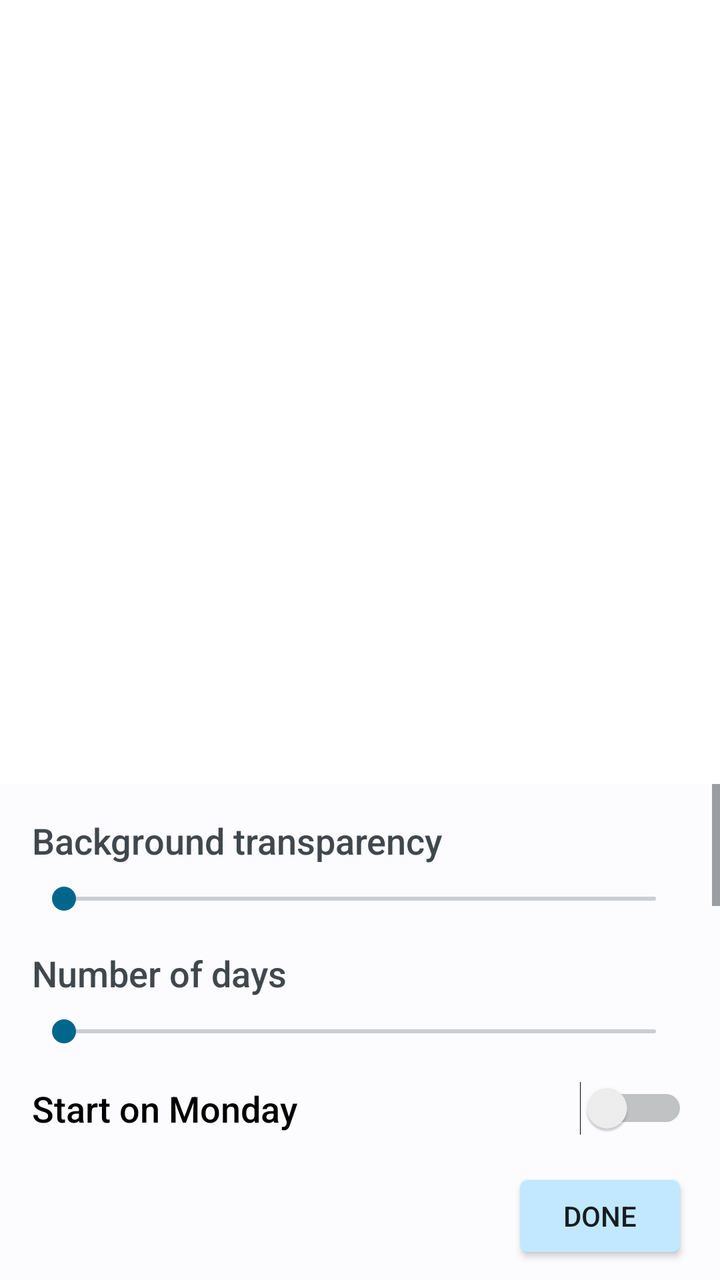
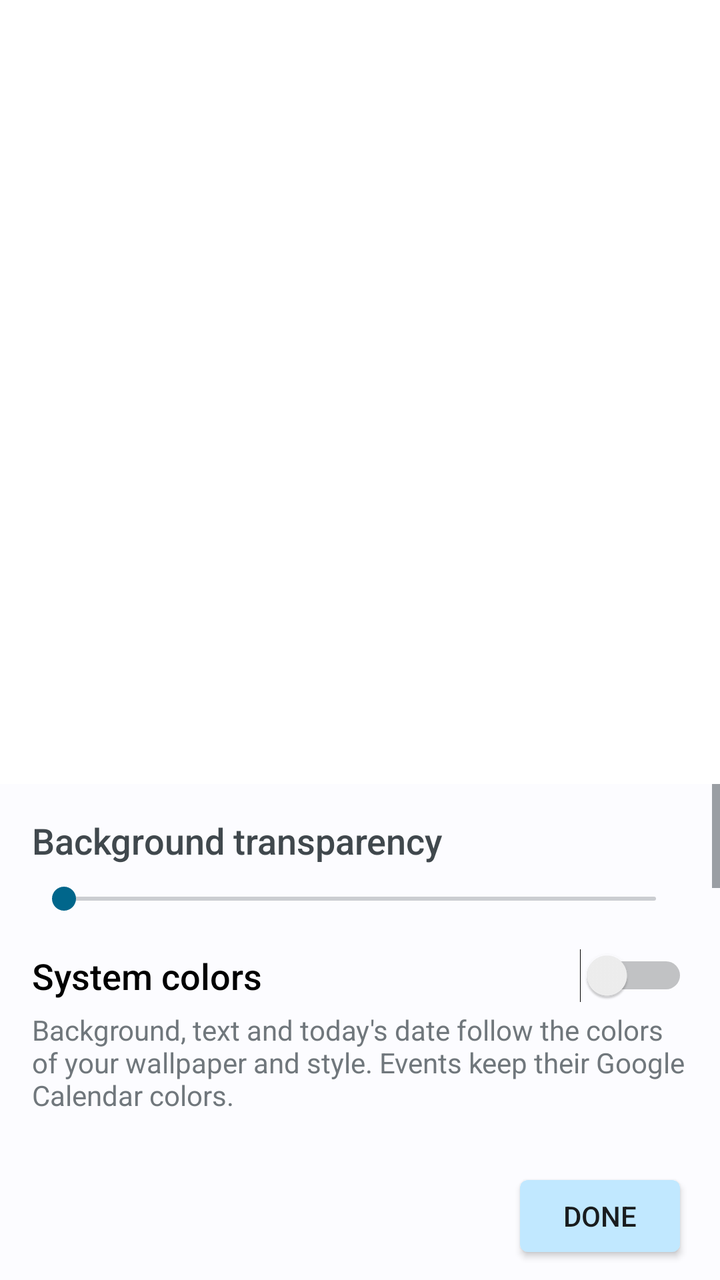

An Android layout rendered at two revisions. The XML below is the earlier revision; the diff shows what the commit changed to produce the second picture.
<!-- AndroidManifest.xml: activity theme Theme.HourByHour.WidgetSettings -->
<!-- res/layout/activity_widget_settings.xml -->
<?xml version="1.0" encoding="utf-8"?>
<LinearLayout xmlns:android="http://schemas.android.com/apk/res/android"
    android:layout_width="match_parent"
    android:layout_height="match_parent"
    android:fitsSystemWindows="true"
    android:orientation="vertical">

    <FrameLayout
        android:id="@+id/preview"
        android:layout_width="match_parent"
        android:layout_height="360dp"
        android:layout_margin="16dp" />

    <ScrollView
        android:layout_width="match_parent"
        android:layout_height="0dp"
        android:layout_weight="1"
        android:background="?android:attr/colorBackground">

        <LinearLayout
            android:layout_width="match_parent"
            android:layout_height="wrap_content"
            android:orientation="vertical"
            android:padding="16dp">

            <LinearLayout
                android:layout_width="match_parent"
                android:layout_height="wrap_content"
                android:orientation="horizontal">

                <TextView
                    android:layout_width="0dp"
                    android:layout_height="wrap_content"
                    android:layout_weight="1"
                    android:labelFor="@id/transparency"
                    android:text="@string/transparency_label"
                    android:textAppearance="?android:attr/textAppearanceMedium" />

                <TextView
                    android:id="@+id/transparency_value"
                    android:layout_width="wrap_content"
                    android:layout_height="wrap_content"
                    android:textAppearance="?android:attr/textAppearanceMedium" />
            </LinearLayout>

            <SeekBar
                android:id="@+id/transparency"
                android:layout_width="match_parent"
                android:layout_height="wrap_content"
                android:layout_marginTop="8dp" />

            <LinearLayout
                android:layout_width="match_parent"
                android:layout_height="wrap_content"
                android:layout_marginTop="16dp"
                android:orientation="horizontal">

                <TextView
                    android:layout_width="0dp"
                    android:layout_height="wrap_content"
                    android:layout_weight="1"
                    android:labelFor="@id/day_count"
                    android:text="@string/day_count_label"
                    android:textAppearance="?android:attr/textAppearanceMedium" />

                <TextView
                    android:id="@+id/day_count_value"
                    android:layout_width="wrap_content"
                    android:layout_height="wrap_content"
                    android:textAppearance="?android:attr/textAppearanceMedium" />
            </LinearLayout>

            <SeekBar
                android:id="@+id/day_count"
                android:layout_width="match_parent"
                android:layout_height="wrap_content"
                android:layout_marginTop="8dp" />

            <Switch
                android:id="@+id/start_on_monday"
                android:layout_width="match_parent"
                android:layout_height="wrap_content"
                android:layout_marginTop="16dp"
                android:text="@string/start_on_monday"
                android:textAppearance="?android:attr/textAppearanceMedium" />

            <TextView
                android:id="@+id/start_on_monday_hint"
                android:layout_width="match_parent"
                android:layout_height="wrap_content"
                android:layout_marginTop="4dp"
                android:text="@string/start_on_monday_hint"
                android:textAppearance="?android:attr/textAppearanceSmall" />

            <Switch
                android:id="@+id/custom_hours"
                android:layout_width="match_parent"
                android:layout_height="wrap_content"
                android:layout_marginTop="16dp"
                android:text="@string/custom_hours"
                android:textAppearance="?android:attr/textAppearanceMedium" />

            <TextView
                android:layout_width="match_parent"
                android:layout_height="wrap_content"
                android:layout_marginTop="4dp"
                android:text="@string/custom_hours_hint"
                android:textAppearance="?android:attr/textAppearanceSmall" />

            <LinearLayout
                android:layout_width="match_parent"
                android:layout_height="wrap_content"
                android:layout_marginTop="8dp"
                android:orientation="horizontal">

                <TextView
                    android:layout_width="0dp"
                    android:layout_height="wrap_content"
                    android:layout_weight="1"
                    android:labelFor="@id/hours_from"
                    android:text="@string/hours_from_label"
                    android:textAppearance="?android:attr/textAppearanceMedium" />

                <TextView
                    android:id="@+id/hours_from_value"
                    android:layout_width="wrap_content"
                    android:layout_height="wrap_content"
                    android:textAppearance="?android:attr/textAppearanceMedium" />
            </LinearLayout>

            <SeekBar
                android:id="@+id/hours_from"
                android:layout_width="match_parent"
                android:layout_height="wrap_content"
                android:layout_marginTop="8dp" />

            <LinearLayout
                android:layout_width="match_parent"
                android:layout_height="wrap_content"
                android:layout_marginTop="8dp"
                android:orientation="horizontal">

                <TextView
                    android:layout_width="0dp"
                    android:layout_height="wrap_content"
                    android:layout_weight="1"
                    android:labelFor="@id/hours_to"
                    android:text="@string/hours_to_label"
                    android:textAppearance="?android:attr/textAppearanceMedium" />

                <TextView
                    android:id="@+id/hours_to_value"
                    android:layout_width="wrap_content"
                    android:layout_height="wrap_content"
                    android:textAppearance="?android:attr/textAppearanceMedium" />
            </LinearLayout>

            <SeekBar
                android:id="@+id/hours_to"
                android:layout_width="match_parent"
                android:layout_height="wrap_content"
                android:layout_marginTop="8dp" />

            <TextView
                android:layout_width="match_parent"
                android:layout_height="wrap_content"
                android:layout_marginTop="24dp"
                android:text="@string/calendars_label"
                android:textAppearance="?android:attr/textAppearanceMedium" />

            
            <LinearLayout
                android:id="@+id/calendars"
                android:layout_width="match_parent"
                android:layout_height="wrap_content"
                android:layout_marginTop="4dp"
                android:orientation="vertical" />

            <TextView
                android:layout_width="match_parent"
                android:layout_height="wrap_content"
                android:layout_marginTop="4dp"
                android:text="@string/calendars_hint"
                android:textAppearance="?android:attr/textAppearanceSmall" />
        </LinearLayout>
    </ScrollView>

    <FrameLayout
        android:layout_width="match_parent"
        android:layout_height="wrap_content"
        android:background="?android:attr/colorBackground"
        android:paddingHorizontal="16dp"
        android:paddingVertical="8dp">

        <Button
            android:id="@+id/done"
            android:layout_width="wrap_content"
            android:layout_height="wrap_content"
            android:layout_gravity="end"
            android:text="@string/done" />
    </FrameLayout>
</LinearLayout>
<!-- resources referenced by this layout -->
<resources>
  <string name="calendars_hint">If you just created a calendar and it is not here, open Google Calendar and tap Refresh in its menu: the phone downloads new calendars only now and then.</string>
  <string name="calendars_label">Calendars</string>
  <string name="custom_hours">Custom hours</string>
  <string name="custom_hours_hint">Shows at least these hours. An event outside them widens the grid, so none is hidden. When off, the hours fit the events.</string>
  <string name="day_count_label">Number of days</string>
  <string name="done">Done</string>
  <string name="hours_from_label">From</string>
  <string name="hours_to_label">To</string>
  <string name="start_on_monday">Start on Monday</string>
  <string name="start_on_monday_hint">With 5 days or more: shows the week from Monday. Once the chosen days are over, shows the next week.</string>
  <string name="transparency_label">Background transparency</string>
  <style name="Theme.HourByHour.WidgetSettings">
          <item name="android:windowShowWallpaper">true</item>
          <item name="android:windowBackground">@android:color/transparent</item>
      </style>
</resources>

<!-- the commit's change to res/layout/activity_widget_settings.xml (unified diff, before → after) -->
@@ -48,6 +48,21 @@
                 android:layout_width="match_parent"
                 android:layout_height="wrap_content"
                 android:layout_marginTop="8dp" />
+
+            <Switch
+                android:id="@+id/system_colors"
+                android:layout_width="match_parent"
+                android:layout_height="wrap_content"
+                android:layout_marginTop="16dp"
+                android:text="@string/system_colors"
+                android:textAppearance="?android:attr/textAppearanceMedium" />
+
+            <TextView
+                android:layout_width="match_parent"
+                android:layout_height="wrap_content"
+                android:layout_marginTop="4dp"
+                android:text="@string/system_colors_hint"
+                android:textAppearance="?android:attr/textAppearanceSmall" />
 
             <LinearLayout
                 android:layout_width="match_parent"
<!-- resource entries referenced after the edit -->
@@ -10,6 +10,8 @@
   <string name="hours_to_label">To</string>
   <string name="start_on_monday">Start on Monday</string>
   <string name="start_on_monday_hint">With 5 days or more: shows the week from Monday. Once the chosen days are over, shows the next week.</string>
+  <string name="system_colors">System colors</string>
+  <string name="system_colors_hint">Background, text and today\'s date follow the colors of your wallpaper and style. Events keep their Google Calendar colors.</string>
   <string name="transparency_label">Background transparency</string>
   <style name="Theme.HourByHour.WidgetSettings">
           <item name="android:windowShowWallpaper">true</item>
